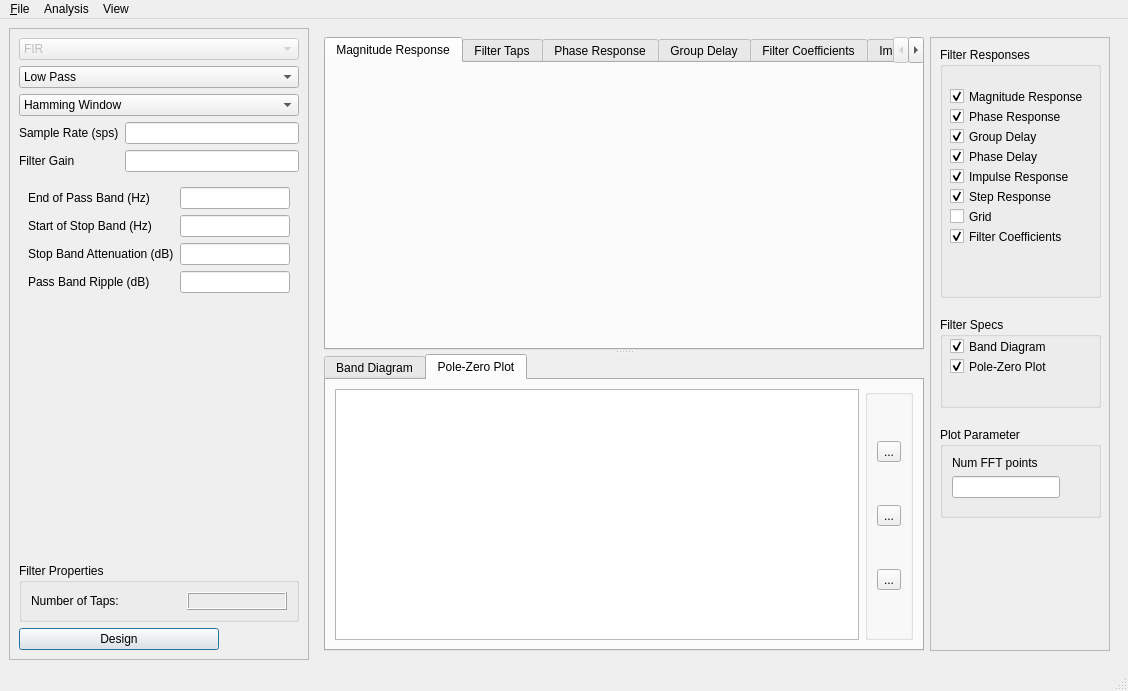
Above: python/pyqt_filter_stacked.ui from zeroXzero/gr-filtdes before the change. Below: the same form after it.
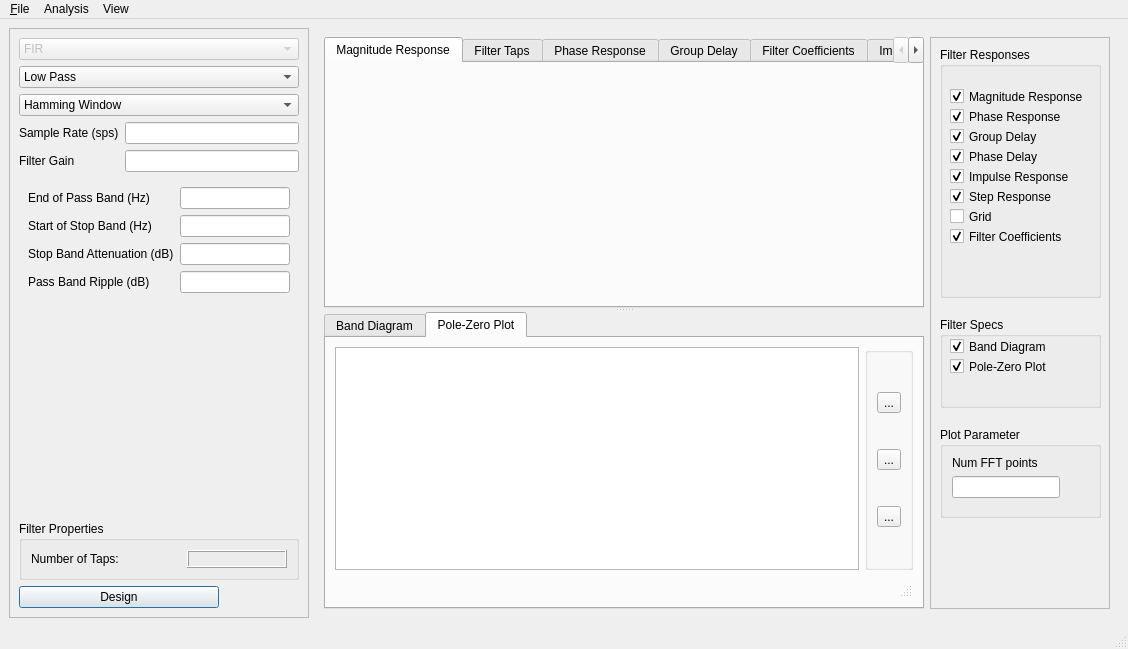
That is the form after the change. Icons and pictures are not drawn. Custom widgets are drawn as their Qt base class.

```diff
--- a/python/pyqt_filter_stacked.ui
+++ b/python/pyqt_filter_stacked.ui
@@ -7,7 +7,7 @@
     <x>0</x>
     <y>0</y>
     <width>1128</width>
-    <height>691</height>
+    <height>649</height>
    </rect>
   </property>
   <property name="windowTitle">
@@ -222,8 +222,8 @@
             <attribute name="title">
              <string>Pole-Zero Plot</string>
             </attribute>
-            <layout class="QHBoxLayout" name="horizontalLayout_18">
-             <item>
+            <layout class="QGridLayout" name="gridLayout_2">
+             <item row="0" column="0">
               <widget class="PzPlot" name="pzPlot">
                <property name="sizePolicy">
                 <sizepolicy hsizetype="Expanding" vsizetype="Expanding">
@@ -233,7 +233,7 @@
                </property>
               </widget>
              </item>
-             <item>
+             <item row="0" column="1">
               <widget class="QGroupBox" name="pzgroupBox">
                <property name="cursor">
                 <cursorShape>ArrowCursor</cursorShape>
@@ -308,6 +308,9 @@
                </layout>
               </widget>
              </item>
+             <item row="1" column="0" colspan="2">
+              <widget class="QStatusBar" name="pzstatusBar"/>
+             </item>
             </layout>
            </widget>
           </widget>
```
Left out of the diff: 9 changed lines with no effect on the pictures.
